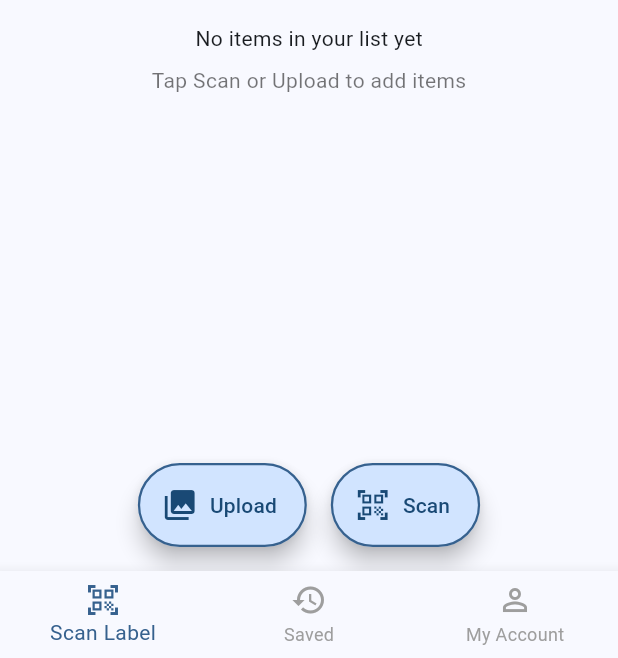
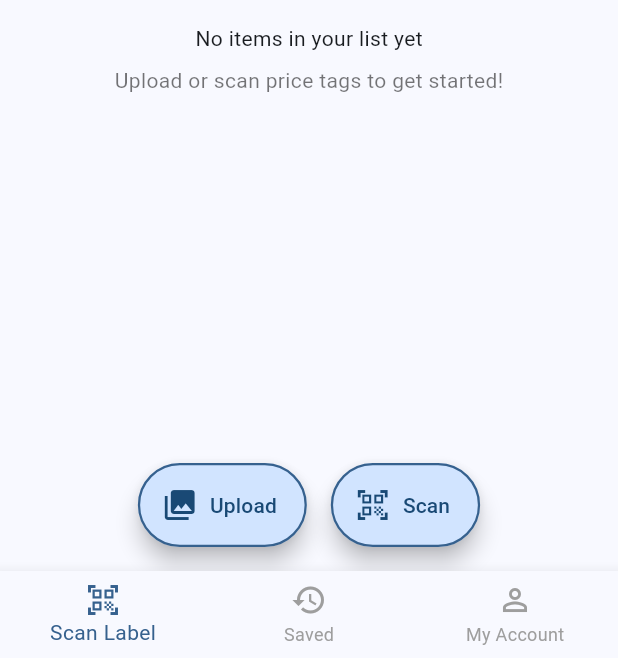
Before and after one commit to anthonycoffey/flutter-labelscan, a Flutter app: the screen it shows once a user with an empty profile is signed in, on a phone screen of 412 x 824 dp, the part 578-1236 px from its top. Run offline on Flutter 3.47's test engine with Material 3 defaults, Android fonts, the phone set to English and light mode, and no system bars; our stand-ins replace camera, cloud_firestore, firebase_auth, firebase_core, firebase_storage, flutter_riverpod and 4 more; accounts and stored records are empty.

Commit message:
copy: quick copy change for home screen

```diff
--- a/lib/screens/home_screen.dart
+++ b/lib/screens/home_screen.dart
@@ -209,7 +209,7 @@ class HomeScreen extends ConsumerWidget {
                               SizedBox(height: 16),
                               Text('No items in your list yet'),
                               SizedBox(height: 8),
-                              Text('Tap Scan or Upload to add items', style: TextStyle(fontSize: 14, color: Colors.black54)),
+                              Text('Upload or scan price tags to get started!', style: TextStyle(fontSize: 14, color: Colors.black54)),
                             ],
                             ),
                         )
```
